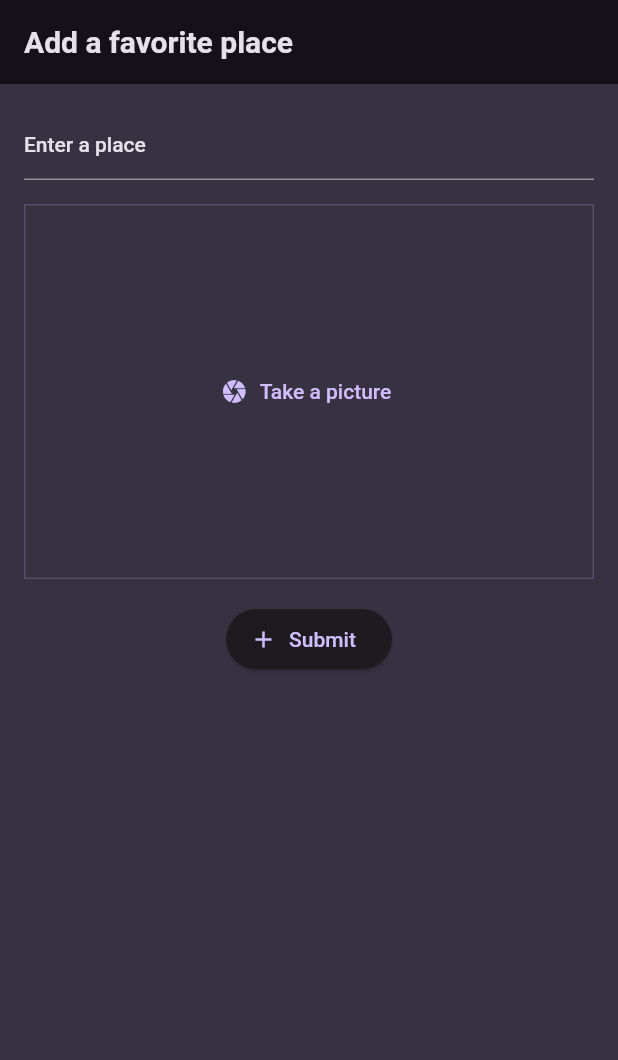
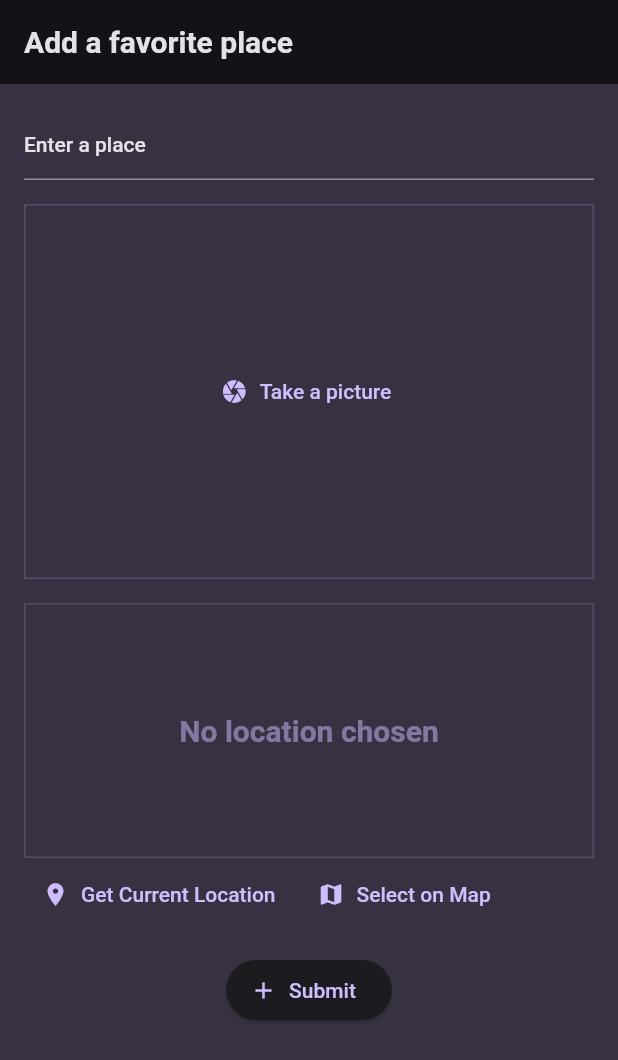
Before and after one commit to khayyam-ahmed/favorite_places, a Flutter app: the AddPlaceScreen screen opened directly, on a phone screen of 412 x 824 dp. Shown: the top 1060 px of the screen. Run offline on Flutter 3.47's test engine with Material 2 defaults, Android fonts, the phone set to English and light mode, and no system bars; our stand-ins replace flutter_riverpod, google_fonts, image_picker.

Commit message:
Created a custom widget InputLocation() and added it to AddPlaceScreen

```diff
--- a/lib/screens/add_place.dart
+++ b/lib/screens/add_place.dart
@@ -1,5 +1,6 @@
 import 'dart:io';
 import 'package:favorite_places/widgets/image_input.dart';
+import 'package:favorite_places/widgets/location_input.dart';
 import 'package:flutter/material.dart';
 import 'package:flutter_riverpod/flutter_riverpod.dart';
 
@@ -65,6 +66,8 @@ class AddPlaceScreen extends ConsumerWidget {
                   const SizedBox(height: 16.0),
                   ImageInput(onAddImage: onAddImage),
                   const SizedBox(height: 16.0),
+                  const LocationInput(),
+                  const SizedBox(height: 16.0),
                   ElevatedButton.icon(
                     onPressed: () {
                       submitForm();
--- /dev/null
+++ b/lib/widgets/location_input.dart
@@ -0,0 +1,50 @@
+import 'package:flutter/material.dart';
+
+class LocationInput extends StatefulWidget {
+  const LocationInput({super.key});
+
+  @override
+  State<LocationInput> createState() => _LocationInputState();
+}
+
+class _LocationInputState extends State<LocationInput> {
+  @override
+  Widget build(BuildContext context) {
+    return Column(
+      children: [
+        Container(
+          height: 170,
+          width: double.infinity,
+          alignment: Alignment.center,
+          decoration: BoxDecoration(
+            border: Border.all(
+              width: 1,
+              color: Theme.of(context).colorScheme.primary.withOpacity(0.2),
+            ),
+          ),
+          child: Text(
+            'No location chosen',
+            textAlign: TextAlign.center,
+            style: Theme.of(context).textTheme.titleLarge!.copyWith(
+                  color: Theme.of(context).colorScheme.primary.withOpacity(0.5),
+                ),
+          ),
+        ),
+        Row(
+          children: [
+            TextButton.icon(
+              icon: const Icon(Icons.location_on),
+              label: const Text('Get Current Location'),
+              onPressed: () {},
+            ),
+            TextButton.icon(
+              icon: const Icon(Icons.map),
+              label: const Text('Select on Map'),
+              onPressed: () {},
+            ),
+          ],
+        )
+      ],
+    );
+  }
+}
--- a/pubspec.yaml
+++ b/pubspec.yaml
@@ -39,6 +39,7 @@ dependencies:
   flutter_riverpod: ^2.4.0
   uuid: ^4.1.0
   image_picker: ^1.0.4
+  location: ^5.0.3
 
 dev_dependencies:
   flutter_test:
```
Also changed, not shown: pubspec.lock, 3 other files.
